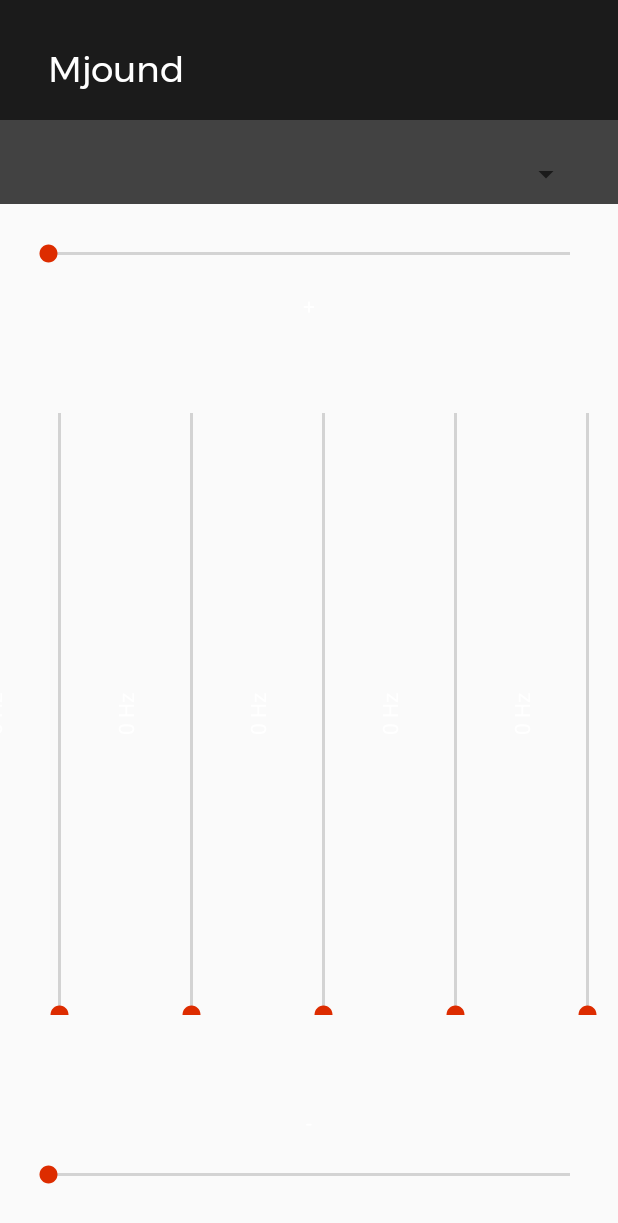
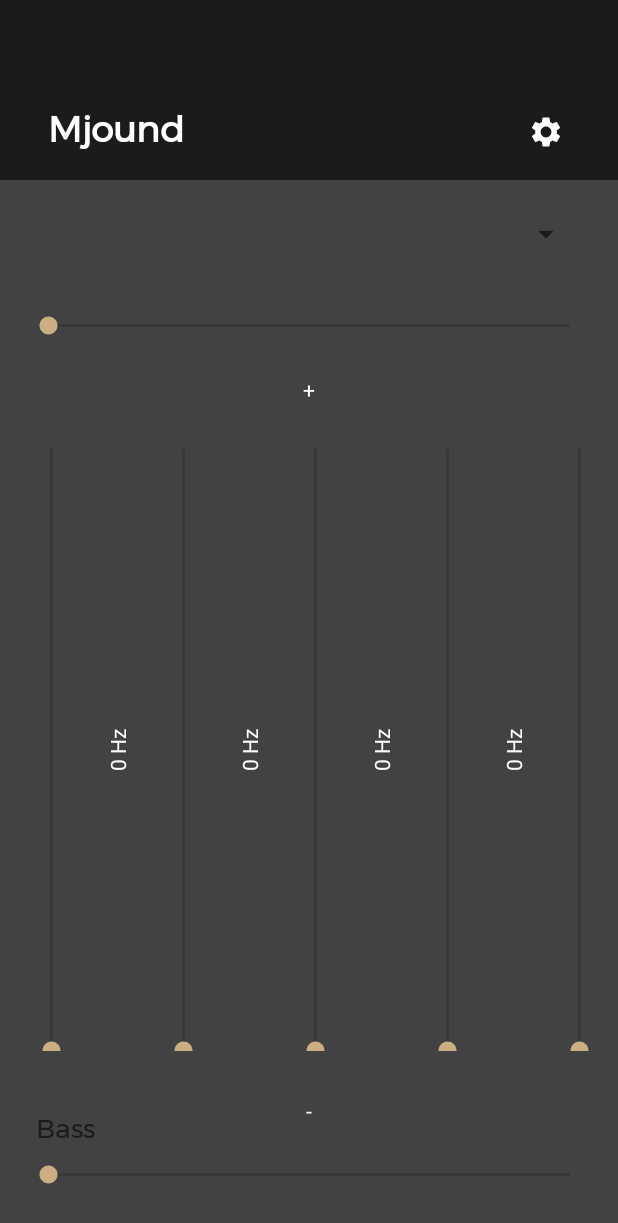
Before and after one commit to misiojab/mjound, an Android app: the screen it shows after launch (MainActivity), on a phone screen of 412 x 824 dp. Shown: the top 1223 px of the screen. Run offline under Robolectric (Android 15) with nearby library versions, the phone set to English and light mode, and no system bars; 3 statements that could not run were skipped.

Commit message:
Upgraded design
added settings activity

```diff
--- /dev/null
+++ b/app/src/main/res/drawable/ic_baseline_settings_24.xml
@@ -0,0 +1,5 @@
+<vector android:height="24dp" android:tint="#FFFFFF"
+    android:viewportHeight="24" android:viewportWidth="24"
+    android:width="24dp" xmlns:android="http://schemas.android.com/apk/res/android">
+    <path android:fillColor="@android:color/white" android:pathData="M19.14,12.94c0.04,-0.3 0.06,-0.61 0.06,-0.94c0,-0.32 -0.02,-0.64 -0.07,-0.94l2.03,-1.58c0.18,-0.14 0.23,-0.41 0.12,-0.61l-1.92,-3.32c-0.12,-0.22 -0.37,-0.29 -0.59,-0.22l-2.39,0.96c-0.5,-0.38 -1.03,-0.7 -1.62,-0.94L14.4,2.81c-0.04,-0.24 -0.24,-0.41 -0.48,-0.41h-3.84c-0.24,0 -0.43,0.17 -0.47,0.41L9.25,5.35C8.66,5.59 8.12,5.92 7.63,6.29L5.24,5.33c-0.22,-0.08 -0.47,0 -0.59,0.22L2.74,8.87C2.62,9.08 2.66,9.34 2.86,9.48l2.03,1.58C4.84,11.36 4.8,11.69 4.8,12s0.02,0.64 0.07,0.94l-2.03,1.58c-0.18,0.14 -0.23,0.41 -0.12,0.61l1.92,3.32c0.12,0.22 0.37,0.29 0.59,0.22l2.39,-0.96c0.5,0.38 1.03,0.7 1.62,0.94l0.36,2.54c0.05,0.24 0.24,0.41 0.48,0.41h3.84c0.24,0 0.44,-0.17 0.47,-0.41l0.36,-2.54c0.59,-0.24 1.13,-0.56 1.62,-0.94l2.39,0.96c0.22,0.08 0.47,0 0.59,-0.22l1.92,-3.32c0.12,-0.22 0.07,-0.47 -0.12,-0.61L19.14,12.94zM12,15.6c-1.98,0 -3.6,-1.62 -3.6,-3.6s1.62,-3.6 3.6,-3.6s3.6,1.62 3.6,3.6S13.98,15.6 12,15.6z"/>
+</vector>
--- a/app/src/main/res/layout/activity_main.xml
+++ b/app/src/main/res/layout/activity_main.xml
@@ -12,14 +12,15 @@
     <android.support.constraint.ConstraintLayout
         android:layout_width="match_parent"
         android:layout_height="match_parent"
-        android:layout_weight="0">
+        android:layout_weight="0"
+        android:background="@color/colorPrimary">
 
         <TextView
             android:id="@+id/textView"
             android:layout_width="wrap_content"
             android:layout_height="wrap_content"
             android:layout_marginStart="8dp"
-            android:layout_marginTop="16dp"
+            android:layout_marginTop="24dp"
             android:layout_marginEnd="8dp"
             android:text="+"
             app:layout_constraintEnd_toEndOf="parent"
@@ -29,7 +30,7 @@
         <LinearLayout
             android:id="@+id/linearLayoutEqual"
             android:layout_width="0dp"
-            android:layout_height="wrap_content"
+            android:layout_height="0dp"
             android:layout_weight="0"
             android:orientation="vertical"
             android:padding="5dp"
@@ -48,7 +49,7 @@
             android:layout_height="wrap_content"
             android:layout_marginStart="8dp"
             android:layout_marginEnd="8dp"
-            android:layout_marginBottom="16dp"
+            android:layout_marginBottom="24dp"
             android:text="-"
             app:layout_constraintBottom_toTopOf="@+id/BassSeeker"
             app:layout_constraintEnd_toEndOf="parent"
@@ -71,7 +72,7 @@
             android:layout_width="0dp"
             android:layout_height="wrap_content"
             android:layout_marginStart="16dp"
-            android:layout_marginTop="24dp"
+            android:layout_marginTop="32dp"
             android:layout_marginEnd="16dp"
             app:layout_constraintEnd_toEndOf="parent"
             app:layout_constraintHorizontal_bias="0.0"
@@ -97,15 +98,29 @@
         <android.support.v7.widget.Toolbar
             android:id="@+id/toolbar"
             android:layout_width="match_parent"
-            android:layout_height="80dp"
+            android:layout_height="120dp"
             android:background="?attr/colorPrimaryDark"
             android:minHeight="?attr/actionBarSize"
             android:theme="?attr/actionBarTheme"
             app:layout_constraintTop_toTopOf="parent"
             tools:layout_editor_absoluteX="0dp" />
 
+        <ImageButton
+            android:id="@+id/SettingsButton"
+            android:layout_width="wrap_content"
+            android:layout_height="wrap_content"
+            android:layout_alignParentTop="true"
+            android:layout_centerHorizontal="true"
+            android:layout_marginEnd="24dp"
+            android:layout_marginBottom="10dp"
+            android:backgroundTint="#00FFFFFF"
+            android:src="@drawable/ic_baseline_settings_24"
+            android:tint="#FFFFFF"
+            app:layout_constraintBottom_toBottomOf="@+id/toolbar"
+            app:layout_constraintEnd_toEndOf="parent" />
+
         <TextView
-            android:id="@+id/textView3"
+            android:id="@+id/Name"
             android:layout_width="wrap_content"
             android:layout_height="wrap_content"
             android:layout_marginStart="32dp"
@@ -114,6 +129,7 @@
             android:text="Mjound"
             android:textColor="#FFFFFF"
             android:textSize="24sp"
+            android:textStyle="bold"
             app:layout_constraintBottom_toBottomOf="@+id/toolbar"
             app:layout_constraintStart_toStartOf="parent" />
 
@@ -143,6 +159,19 @@
                 app:layout_constraintTop_toTopOf="parent" />
         </android.support.constraint.ConstraintLayout>
 
+        <TextView
+            android:id="@+id/textView4"
+            android:layout_width="wrap_content"
+            android:layout_height="wrap_content"
+            android:layout_marginStart="24dp"
+            android:layout_marginBottom="8dp"
+            android:fontFamily="@font/montserrat"
+            android:text="Bass"
+            android:textColor="@color/colorPrimaryDark"
+            android:textSize="18sp"
+            app:layout_constraintBottom_toTopOf="@+id/BassSeeker"
+            app:layout_constraintStart_toStartOf="parent" />
+
 
     </android.support.constraint.ConstraintLayout>
 
--- a/app/src/main/res/values/colors.xml
+++ b/app/src/main/res/values/colors.xml
@@ -4,7 +4,7 @@
     <color name="colorPrimaryDark">#1b1b1b</color>
     <color name="colorPrimaryLight">#6d6d6d</color>
 
-    <color name="colorAccent">#dd2c00</color>
+    <color name="colorAccent">#cbae82</color>
 
     <color name="colorSecondary">#ffe0b2</color>
     <color name="colorSecondaryDark">#cbae82</color>
```
Also changed, not shown: app/src/main/AndroidManifest.xml (+7 -6 lines), app/src/main/java/com/misiojab/mj/mjound/SettingsActivity.java (added, +13 -0 lines), app/src/main/res/layout/activity_settings.xml (added, +46 -0 lines).
